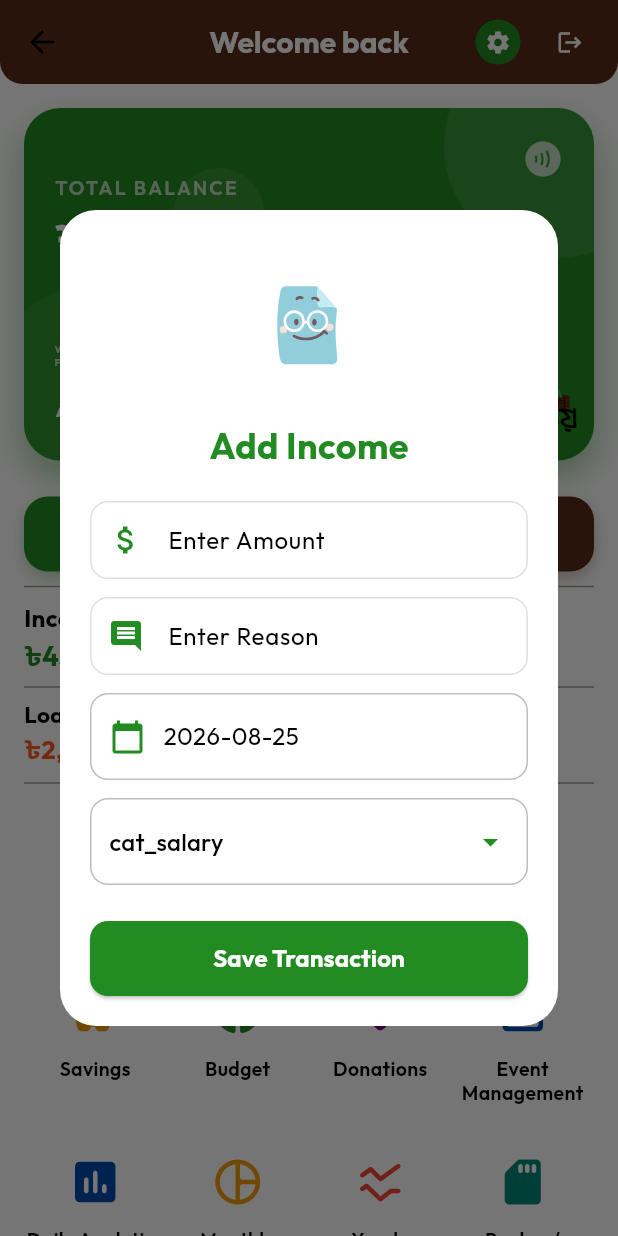
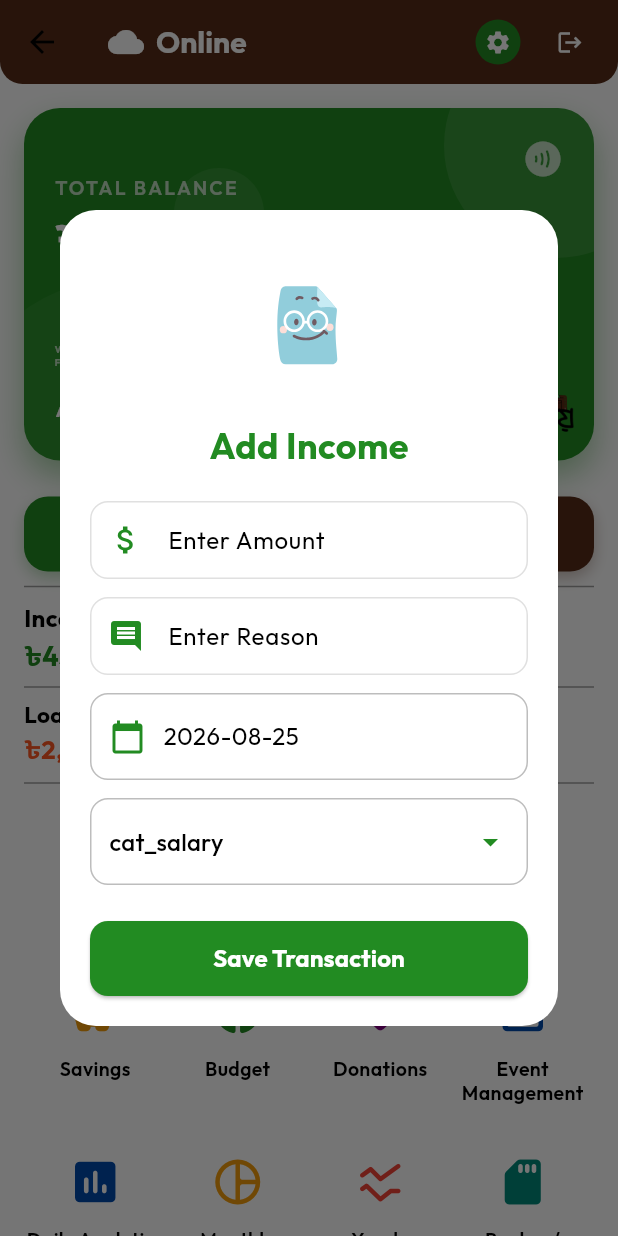
Before and after one commit to amisadman/ay-bay, a Flutter app: the DashboardScreen screen opened directly, after a tap on "Add Income", on a phone screen of 412 x 824 dp. Run offline on Flutter 3.47's test engine with Material 3 defaults, Android fonts, the phone set to English and light mode, and no system bars; our stand-ins replace animated_text_kit, cloud_firestore, connectivity_plus, file_picker, firebase_core, fl_chart and 15 more; missing offline and left inert: excel, googleapis; accounts and stored records are empty.

Commit message:
feat: add live connectivity indicator and add-on module grid buttons to dashboard

```diff
--- a/lib/views/dashboard/dashboard_screen.dart
+++ b/lib/views/dashboard/dashboard_screen.dart
@@ -10,6 +10,9 @@ import 'package:aybay_flutter/providers/auth_provider.dart';
 import 'package:aybay_flutter/views/auth/login_screen.dart';
 import 'package:aybay_flutter/views/filter/filter_screen.dart';
 import 'package:aybay_flutter/views/walleo_ai/walleo_ai_chat_screen.dart';
+import 'dart:async';
+import 'package:connectivity_plus/connectivity_plus.dart';
+import 'package:aybay_flutter/services/update_service.dart';
 import 'package:aybay_flutter/views/backup/backup_restore_screen.dart';
 import 'package:aybay_flutter/views/profile/profile_settings_screen.dart';
 import 'package:aybay_flutter/views/events/events_screen.dart';
@@ -18,9 +21,54 @@ import 'package:aybay_flutter/views/savings/savings_screen.dart';
 import 'package:aybay_flutter/views/budget/budget_screen.dart';
 import 'package:aybay_flutter/views/analytics/analytics_screen.dart';
 import 'package:aybay_flutter/views/donations/donation_screen.dart';
+import 'package:aybay_flutter/views/home_owner/my_home_hub_screen.dart';
+import 'package:aybay_flutter/views/shop_owner/my_shop_hub_screen.dart';
 
-class DashboardScreen extends StatelessWidget {
+class DashboardScreen extends StatefulWidget {
   const DashboardScreen({super.key});
+
+  @override
+  State<DashboardScreen> createState() => _DashboardScreenState();
+}
+
+class _DashboardScreenState extends State<DashboardScreen> {
+  List<ConnectivityResult> _connectionStatus = [ConnectivityResult.none];
+  late StreamSubscription<List<ConnectivityResult>> _connectivitySubscription;
+
+  @override
+  void initState() {
+    super.initState();
+    _initConnectivity();
+    _connectivitySubscription =
+        Connectivity().onConnectivityChanged.listen(_updateConnectionStatus);
+
+    WidgetsBinding.instance.addPostFrameCallback((_) {
+      UpdateService.checkForUpdate(context);
+    });
+  }
+
+  @override
+  void dispose() {
+    _connectivitySubscription.cancel();
+    super.dispose();
+  }
+
+  Future<void> _initConnectivity() async {
+    late List<ConnectivityResult> result;
+    try {
+      result = await Connectivity().checkConnectivity();
+    } catch (e) {
+      return;
+    }
+    if (!mounted) return;
+    _updateConnectionStatus(result);
+  }
+
+  void _updateConnectionStatus(List<ConnectivityResult> result) {
+    setState(() {
+      _connectionStatus = result;
+    });
+  }
 
   @override
   Widget build(BuildContext context) {
@@ -82,11 +130,26 @@ class DashboardScreen extends StatelessWidget {
         shape: const RoundedRectangleBorder(
           borderRadius: BorderRadius.vertical(bottom: Radius.circular(15)),
         ),
-        title: Text('Welcome back',
-            style: TextStyle(
-                fontSize: 20,
-                color: Colors.white,
-                fontWeight: FontWeight.bold)),
+        title: Row(
+          children: [
+            Icon(
+              _connectionStatus.contains(ConnectivityResult.none)
+                  ? Icons.cloud_off
+                  : Icons.cloud,
+              color: Colors.white,
+            ),
+            const SizedBox(width: 8),
+            Text(
+              _connectionStatus.contains(ConnectivityResult.none)
+                  ? 'Offline'
+                  : 'Online',
+              style: const TextStyle(
+                  fontSize: 20,
+                  color: Colors.white,
+                  fontWeight: FontWeight.bold),
+            ),
+          ],
+        ),
         actions: [
           IconButton(
             icon: Container(
@@ -327,7 +390,7 @@ class DashboardScreen extends StatelessWidget {
                       // AyBay Logo (Bottom Right) with subtle white glow for dark themes
                       Positioned(
                         bottom: 0,
-                        right: 10,
+                        right: 12,
                         child: Container(
                           decoration: BoxDecoration(
                             shape: BoxShape.circle,
@@ -677,6 +740,44 @@ class DashboardScreen extends StatelessWidget {
               ),
               const SizedBox(height: 20),
 
+              if (authProv.isHomeOwnerMode || authProv.isShopOwnerMode) ...[
+                const Divider(color: Colors.grey, height: 40),
+                Padding(
+                  padding: const EdgeInsets.only(bottom: 16.0),
+                  child: Text('Add-on Modules', style: TextStyle(fontWeight: FontWeight.bold, fontSize: 18, color: Theme.of(context).textTheme.bodyLarge?.color)),
+                ),
+                Row(
+                  mainAxisAlignment: MainAxisAlignment.spaceAround,
+                  children: [
+                    if (authProv.isHomeOwnerMode)
+                      Expanded(
+                        child: _buildVectorGridButton(
+                          context: context,
+                          icon: Icons.home_work_rounded,
+                          label: 'My Home',
+                          color: AppColors.deepTeal,
+                          onTap: () => Navigator.push(context, MaterialPageRoute(builder: (_) => const MyHomeHubScreen())),
+                        ),
+                      ),
+                    if (authProv.isShopOwnerMode)
+                      Expanded(
+                        child: _buildVectorGridButton(
+                          context: context,
+                          icon: Icons.storefront_rounded,
+                          label: 'My Shop',
+                          color: AppColors.orange,
+                          onTap: () => Navigator.push(context, MaterialPageRoute(builder: (_) => const MyShopHubScreen())),
+                        ),
+                      ),
+                    if (!authProv.isHomeOwnerMode || !authProv.isShopOwnerMode)
+                      Expanded(child: const SizedBox()), // Empty spaces for alignment
+                    if (!authProv.isHomeOwnerMode && !authProv.isShopOwnerMode)
+                      Expanded(child: const SizedBox()),
+                  ],
+                ),
+                const SizedBox(height: 20),
+              ],
+
               const SizedBox(height: 40),
             ],
           ),
@@ -817,7 +918,7 @@ class DashboardScreen extends StatelessWidget {
         return StatefulBuilder(
           builder: (context, setState) {
             return Dialog(
-              backgroundColor: AppColors.white,
+              backgroundColor: Theme.of(context).dialogBackgroundColor,
               shape: RoundedRectangleBorder(
                   borderRadius: BorderRadius.circular(24)),
               child: SingleChildScrollView(
@@ -927,6 +1028,7 @@ class DashboardScreen extends StatelessWidget {
                         child: DropdownButton<String>(
                           isExpanded: true,
                           value: selectedCategory,
+                          dropdownColor: Theme.of(context).dialogBackgroundColor,
                           icon: Icon(Icons.arrow_drop_down, color: themeColor),
                           items: categories.map((cat) {
                             return DropdownMenuItem(
```
